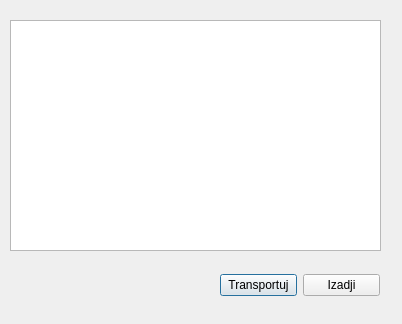
Old version of the form transport.ui in the repository zivke/nabavke.
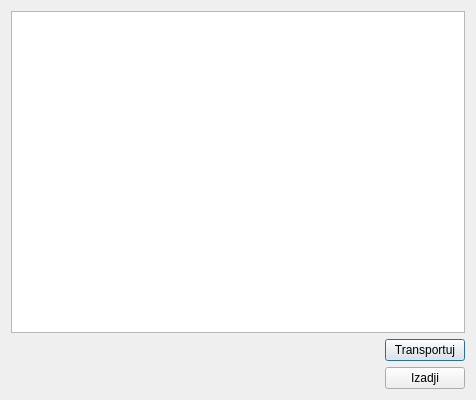
New version of the form.

Diff of the .ui file:
```diff
--- a/transport.ui
+++ b/transport.ui
@@ -6,33 +6,32 @@
    <rect>
     <x>0</x>
     <y>0</y>
-    <width>402</width>
-    <height>324</height>
+    <width>476</width>
+    <height>400</height>
    </rect>
   </property>
   <property name="windowTitle">
    <string>Transport Stavki</string>
   </property>
-  <widget class="QTreeView" name="treeStavke">
-   <property name="geometry">
-    <rect>
-     <x>10</x>
-     <y>20</y>
-     <width>371</width>
-     <height>231</height>
-    </rect>
-   </property>
-  </widget>
-  <widget class="QWidget" name="horizontalLayoutWidget">
-   <property name="geometry">
-    <rect>
-     <x>220</x>
-     <y>270</y>
-     <width>160</width>
-     <height>31</height>
-    </rect>
-   </property>
+  <layout class="QVBoxLayout" name="verticalLayout">
+   <item>
+    <widget class="QTreeView" name="treeStavke"/>
+   </item>
+   <item>
    <layout class="QHBoxLayout" name="horizontalLayout">
+     <item>
+      <spacer name="horizontalSpacer">
+       <property name="orientation">
+        <enum>Qt::Horizontal</enum>
+       </property>
+       <property name="sizeHint" stdset="0">
+        <size>
+         <width>40</width>
+         <height>20</height>
+        </size>
+       </property>
+      </spacer>
+     </item>
     <item>
      <widget class="QPushButton" name="bttransport">
       <property name="text">
@@ -40,6 +39,23 @@
       </property>
      </widget>
     </item>
+    </layout>
+   </item>
+   <item>
+    <layout class="QHBoxLayout" name="horizontalLayout_2">
+     <item>
+      <spacer name="horizontalSpacer_2">
+       <property name="orientation">
+        <enum>Qt::Horizontal</enum>
+       </property>
+       <property name="sizeHint" stdset="0">
+        <size>
+         <width>40</width>
+         <height>20</height>
+        </size>
+       </property>
+      </spacer>
+     </item>
     <item>
      <widget class="QPushButton" name="pushButton">
       <property name="text">
@@ -48,7 +64,8 @@
      </widget>
     </item>
    </layout>
-  </widget>
+   </item>
+  </layout>
  </widget>
  <resources/>
  <connections/>
```
Lines whose indentation alone changed are shown as unchanged.
